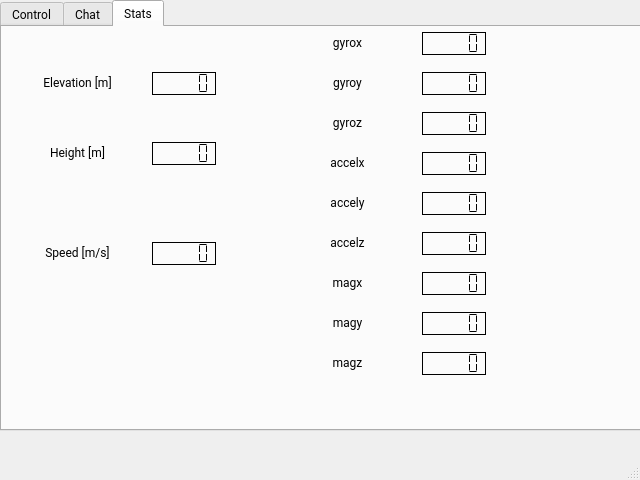
Qt form UI/PyDrone.ui (LeoHeller/PyDrone) before a commit.
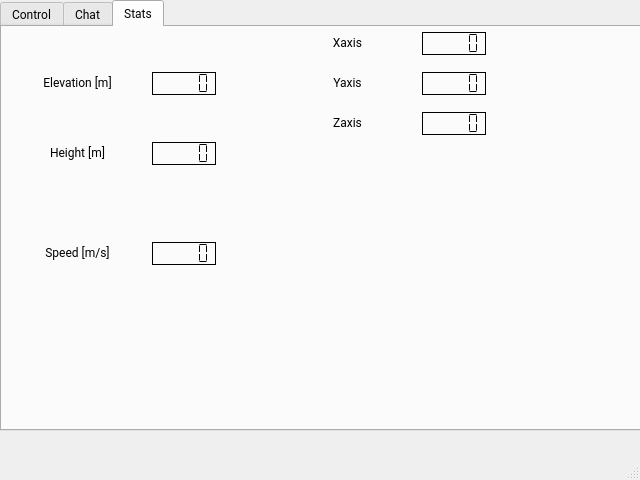
The same form after that commit. The open tabs and pages were chosen to show the change.

Diff of the .ui file:
```diff
--- a/UI/PyDrone.ui
+++ b/UI/PyDrone.ui
@@ -413,7 +413,7 @@
           <enum>QFrame::NoFrame</enum>
          </property>
          <property name="text">
-          <string>gyroy</string>
+          <string>Yaxis</string>
          </property>
          <property name="alignment">
           <set>Qt::AlignCenter</set>
@@ -451,145 +451,13 @@
           <enum>QFrame::NoFrame</enum>
          </property>
          <property name="text">
-          <string>gyroz</string>
+          <string>Zaxis</string>
          </property>
          <property name="alignment">
           <set>Qt::AlignCenter</set>
          </property>
         </widget>
-        <widget class="QLabel" name="accel_x_label">
-         <property name="geometry">
-          <rect>
-           <x>300</x>
-           <y>120</y>
-           <width>91</width>
-           <height>31</height>
-          </rect>
-         </property>
-         <property name="toolTip">
-          <string>Height from the ground in meters</string>
-         </property>
-         <property name="frameShape">
-          <enum>QFrame::NoFrame</enum>
-         </property>
-         <property name="text">
-          <string>accelx</string>
-         </property>
-         <property name="alignment">
-          <set>Qt::AlignCenter</set>
-         </property>
-        </widget>
-        <widget class="QLabel" name="accel_y_label">
-         <property name="geometry">
-          <rect>
-           <x>300</x>
-           <y>160</y>
-           <width>91</width>
-           <height>31</height>
-          </rect>
-         </property>
-         <property name="toolTip">
-          <string>Height from the ground in meters</string>
-         </property>
-         <property name="frameShape">
-          <enum>QFrame::NoFrame</enum>
-         </property>
-         <property name="text">
-          <string>accely</string>
-         </property>
-         <property name="alignment">
-          <set>Qt::AlignCenter</set>
-         </property>
-        </widget>
-        <widget class="QLabel" name="accel_z_label">
-         <property name="geometry">
-          <rect>
-           <x>300</x>
-           <y>200</y>
-           <width>91</width>
-           <height>31</height>
-          </rect>
-         </property>
-         <property name="toolTip">
-          <string>Height from the ground in meters</string>
-         </property>
-         <property name="frameShape">
-          <enum>QFrame::NoFrame</enum>
-         </property>
-         <property name="text">
-          <string>accelz</string>
-         </property>
-         <property name="alignment">
-          <set>Qt::AlignCenter</set>
-         </property>
-        </widget>
-        <widget class="QLabel" name="mag_x_label">
-         <property name="geometry">
-          <rect>
-           <x>300</x>
-           <y>240</y>
-           <width>91</width>
-           <height>31</height>
-          </rect>
-         </property>
-         <property name="toolTip">
-          <string>Height from the ground in meters</string>
-         </property>
-         <property name="frameShape">
-          <enum>QFrame::NoFrame</enum>
-         </property>
-         <property name="text">
-          <string>magx</string>
-         </property>
-         <property name="alignment">
-          <set>Qt::AlignCenter</set>
-         </property>
-        </widget>
-        <widget class="QLabel" name="mag_y_label">
-         <property name="geometry">
-          <rect>
-           <x>300</x>
-           <y>280</y>
-           <width>91</width>
-           <height>31</height>
-          </rect>
-         </property>
-         <property name="toolTip">
-          <string>Height from the ground in meters</string>
-         </property>
-         <property name="frameShape">
-          <enum>QFrame::NoFrame</enum>
-         </property>
-         <property name="text">
-          <string>magy</string>
-         </property>
-         <property name="alignment">
-          <set>Qt::AlignCenter</set>
-         </property>
-        </widget>
-        <widget class="QLabel" name="mag_z_label">
-         <property name="geometry">
-          <rect>
-           <x>300</x>
-           <y>320</y>
-           <width>91</width>
-           <height>31</height>
-          </rect>
-         </property>
-         <property name="toolTip">
-          <string>Height from the ground in meters</string>
-         </property>
-         <property name="frameShape">
-          <enum>QFrame::NoFrame</enum>
-         </property>
-         <property name="text">
-          <string>magz</string>
-         </property>
-         <property name="alignment">
-          <set>Qt::AlignCenter</set>
-         </property>
-        </widget>
-        <widget class="QLabel" name="gyro_x_label_9">
+        <widget class="QLabel" name="Xaxis_label">
          <property name="geometry">
           <rect>
            <x>300</x>
@@ -605,7 +473,7 @@
           <enum>QFrame::NoFrame</enum>
          </property>
          <property name="text">
-          <string>gyrox</string>
+          <string>Xaxis</string>
          </property>
          <property name="alignment">
           <set>Qt::AlignCenter</set>
@@ -643,105 +511,6 @@
           <enum>QLCDNumber::Flat</enum>
          </property>
         </widget>
-        <widget class="QLCDNumber" name="lcdNumber_accel_x">
-         <property name="geometry">
-          <rect>
-           <x>420</x>
-           <y>125</y>
-           <width>64</width>
-           <height>23</height>
-          </rect>
-         </property>
-         <property name="frameShadow">
-          <enum>QFrame::Plain</enum>
-         </property>
-         <property name="segmentStyle">
-          <enum>QLCDNumber::Flat</enum>
-         </property>
-        </widget>
-        <widget class="QLCDNumber" name="lcdNumber_accel_y">
-         <property name="geometry">
-          <rect>
-           <x>420</x>
-           <y>165</y>
-           <width>64</width>
-           <height>23</height>
-          </rect>
-         </property>
-         <property name="frameShadow">
-          <enum>QFrame::Plain</enum>
-         </property>
-         <property name="segmentStyle">
-          <enum>QLCDNumber::Flat</enum>
-         </property>
-        </widget>
-        <widget class="QLCDNumber" name="lcdNumber_accel_z">
-         <property name="geometry">
-          <rect>
-           <x>420</x>
-           <y>205</y>
-           <width>64</width>
-           <height>23</height>
-          </rect>
-         </property>
-         <property name="frameShadow">
-          <enum>QFrame::Plain</enum>
-         </property>
-         <property name="segmentStyle">
-          <enum>QLCDNumber::Flat</enum>
-         </property>
-        </widget>
-        <widget class="QLCDNumber" name="lcdNumber_mag_x">
-         <property name="geometry">
-          <rect>
-           <x>420</x>
-           <y>245</y>
-           <width>64</width>
-           <height>23</height>
-          </rect>
-         </property>
-         <property name="frameShadow">
-          <enum>QFrame::Plain</enum>
-         </property>
-         <property name="segmentStyle">
-          <enum>QLCDNumber::Flat</enum>
-         </property>
-        </widget>
-        <widget class="QLCDNumber" name="lcdNumber_mag_y">
-         <property name="geometry">
-          <rect>
-           <x>420</x>
-           <y>285</y>
-           <width>64</width>
-           <height>23</height>
-          </rect>
-         </property>
-         <property name="frameShadow">
-          <enum>QFrame::Plain</enum>
-         </property>
-         <property name="segmentStyle">
-          <enum>QLCDNumber::Flat</enum>
-         </property>
-        </widget>
-        <widget class="QLCDNumber" name="lcdNumber_mag_z">
-         <property name="geometry">
-          <rect>
-           <x>420</x>
-           <y>325</y>
-           <width>64</width>
-           <height>23</height>
-          </rect>
-         </property>
-         <property name="frameShadow">
-          <enum>QFrame::Plain</enum>
-         </property>
-         <property name="segmentStyle">
-          <enum>QLCDNumber::Flat</enum>
-         </property>
-         <property name="intValue" stdset="0">
-          <number>0</number>
-         </property>
-        </widget>
        </widget>
       </widget>
      </item>
```
Left out of the diff: 12 changed lines with no effect on the pictures.
